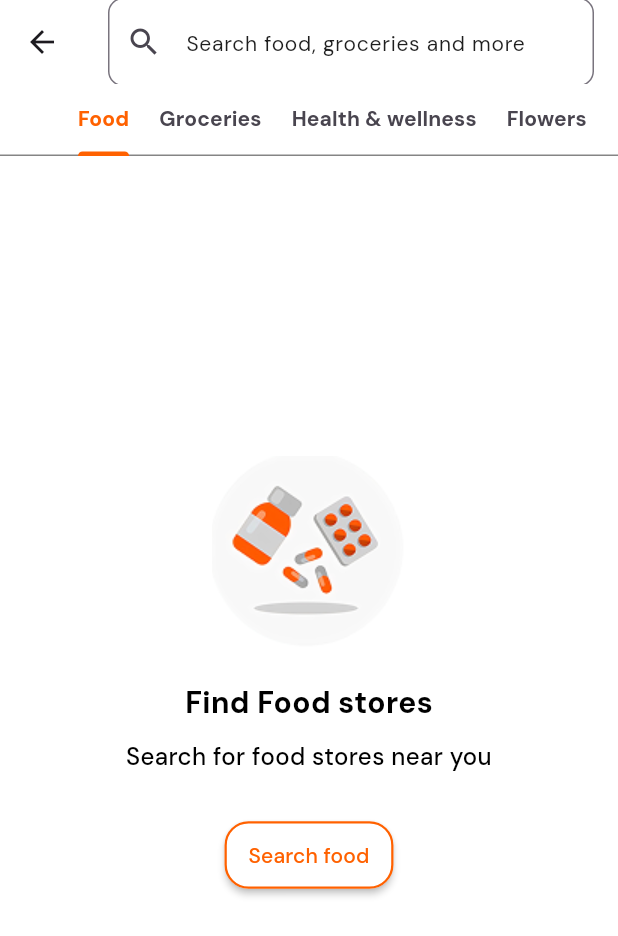
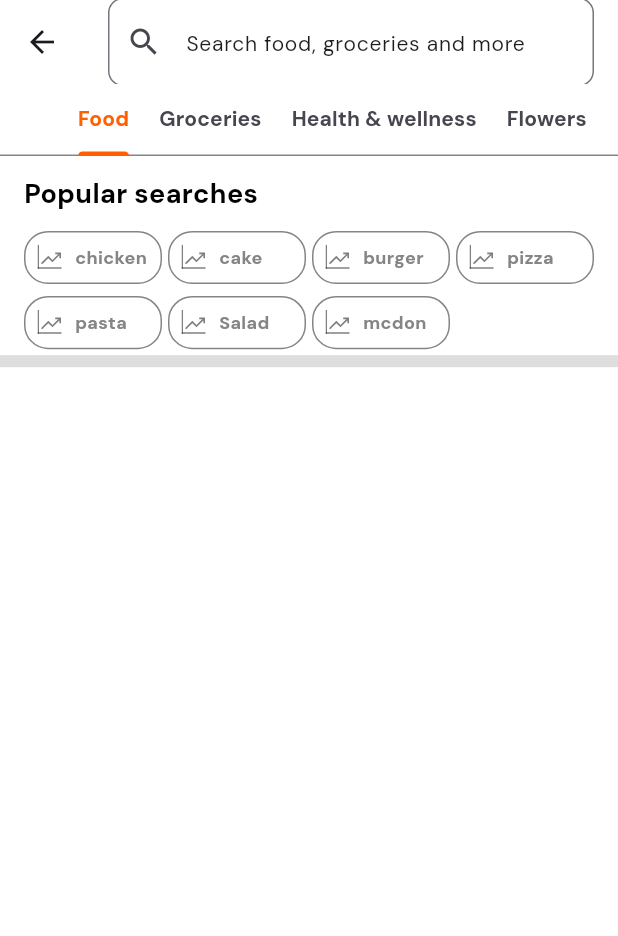
Before and after one commit to FlutterZawya/Talabat_App, a Flutter app: the SearchView screen opened directly, on a phone screen of 412 x 824 dp. Shown: the top 936 px of the screen. Run offline on Flutter 3.47's test engine with Material 3 defaults, Android fonts, the phone set to English and light mode, and no system bars; our stand-ins replace device_preview, flutter_spinkit, flutter_svg, go_router, lottie, persistent_bottom_nav_bar and 1 more.

Commit message:
popular search section [Done]

```diff
--- a/lib/features/search/presentation/views/food_view.dart
+++ b/lib/features/search/presentation/views/food_view.dart
@@ -1,16 +1,18 @@
 import 'package:flutter/material.dart';
 
-import '../../data/enums/empty_search_type.dart';
-import 'widgets/custom_empty_search_view_body.dart';
+import 'widgets/popular_search_section.dart';
 
 class FoodView extends StatelessWidget {
   const FoodView({super.key});
 
   @override
   Widget build(BuildContext context) {
-    return CustomEmptySearchViewBody(
-      type: EmptySearchType.food,
-      onPressedOnSearch: () {},
+    // return CustomEmptySearchViewBody(
+    //   type: EmptySearchType.food,
+    //   onPressedOnSearch: () {},
+    // );
+    return Center(
+      child: PopularSearchSection(),
     );
   }
 }
--- a/lib/features/search/presentation/views/widgets/popular_search_button.dart
+++ b/lib/features/search/presentation/views/widgets/popular_search_button.dart
@@ -16,11 +16,10 @@ class PopularSearchButton extends StatelessWidget {
   final void Function()? onTap;
   @override
   Widget build(BuildContext context) {
-    return IntrinsicWidth(
-      child: InkWell(
+    return InkWell(
       onTap: onTap,
       child: Container(
-          padding: EdgeInsets.symmetric(horizontal: 16, vertical: 8),
+        padding: EdgeInsets.symmetric(horizontal: 8, vertical: 8),
         decoration: BoxDecoration(
           borderRadius: BorderRadius.circular(16),
           color: AppColors.white,
@@ -30,9 +29,8 @@ class PopularSearchButton extends StatelessWidget {
           children: [
             SvgPicture.asset(AppImages.imagesPopularSearchIcon),
             SizedBox(width: 8),
-              Text(text, style: AppStyles.bold12),
+            Flexible(child: Text(text, style: AppStyles.bold12)),
           ],
-          ),
         ),
       ),
     );
--- /dev/null
+++ b/lib/features/search/presentation/views/widgets/popular_search_grid_view.dart
@@ -0,0 +1,37 @@
+import 'package:flutter/material.dart';
+
+import 'popular_search_button.dart';
+
+class PopularSearchGridView extends StatelessWidget {
+  const PopularSearchGridView({
+    super.key,
+  });
+
+  @override
+  Widget build(BuildContext context) {
+    return GridView.builder(
+      shrinkWrap: true,
+      physics: const NeverScrollableScrollPhysics(),
+      itemCount: popularSearches.length,
+      gridDelegate: const SliverGridDelegateWithFixedCrossAxisCount(
+        crossAxisCount: 4,
+        mainAxisSpacing: 8,
+        crossAxisSpacing: 4,
+        childAspectRatio: 2.6,
+      ),
+      itemBuilder: (context, index) {
+        return PopularSearchButton(text: popularSearches[index]);
+      },
+    );
+  }
+}
+
+List<String> popularSearches = [
+  'chicken',
+  'cake',
+  'burger',
+  'pizza',
+  'pasta',
+  'Salad',
+  'mcdonalds',
+];
--- /dev/null
+++ b/lib/features/search/presentation/views/widgets/popular_search_section.dart
@@ -0,0 +1,29 @@
+import 'package:flutter/material.dart';
+
+import '../../../../../core/utils/styles/app_colors.dart';
+import 'popular_search_grid_view.dart';
+import 'popular_search_title.dart';
+
+class PopularSearchSection extends StatelessWidget {
+  const PopularSearchSection({super.key});
+
+  @override
+  Widget build(BuildContext context) {
+    return Column(
+      children: [
+        Padding(
+          padding: const EdgeInsets.symmetric(horizontal: 16),
+          child: Column(
+            children: [
+              SizedBox(height: 12),
+              PopularSearchTitle(),
+              SizedBox(height: 12),
+              PopularSearchGridView(),
+            ],
+          ),
+        ),
+        Divider(thickness: 8, color: AppColors.grey300),
+      ],
+    );
+  }
+}
--- /dev/null
+++ b/lib/features/search/presentation/views/widgets/popular_search_title.dart
@@ -0,0 +1,17 @@
+import 'package:flutter/material.dart';
+
+import '../../../../../core/utils/styles/app_styles.dart';
+
+class PopularSearchTitle extends StatelessWidget {
+  const PopularSearchTitle({
+    super.key,
+  });
+
+  @override
+  Widget build(BuildContext context) {
+    return SizedBox(
+      width: double.infinity,
+      child: Text('Popular searches', style: AppStyles.bold18),
+    );
+  }
+}
```
Lines whose indentation alone changed are shown as unchanged.
